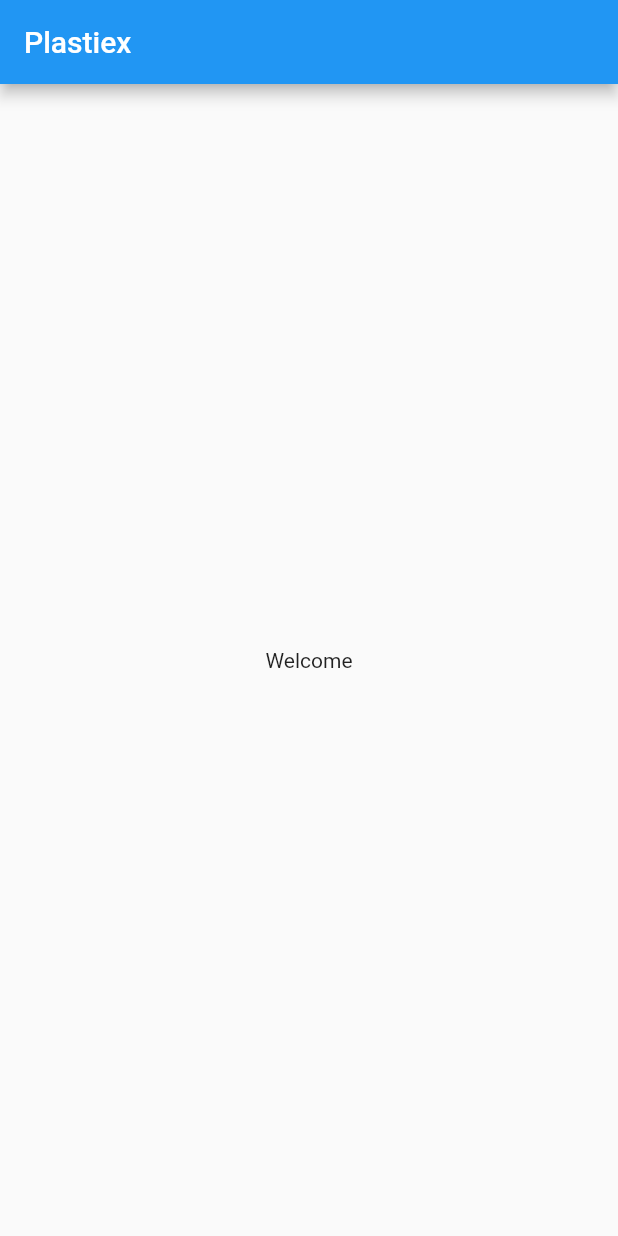
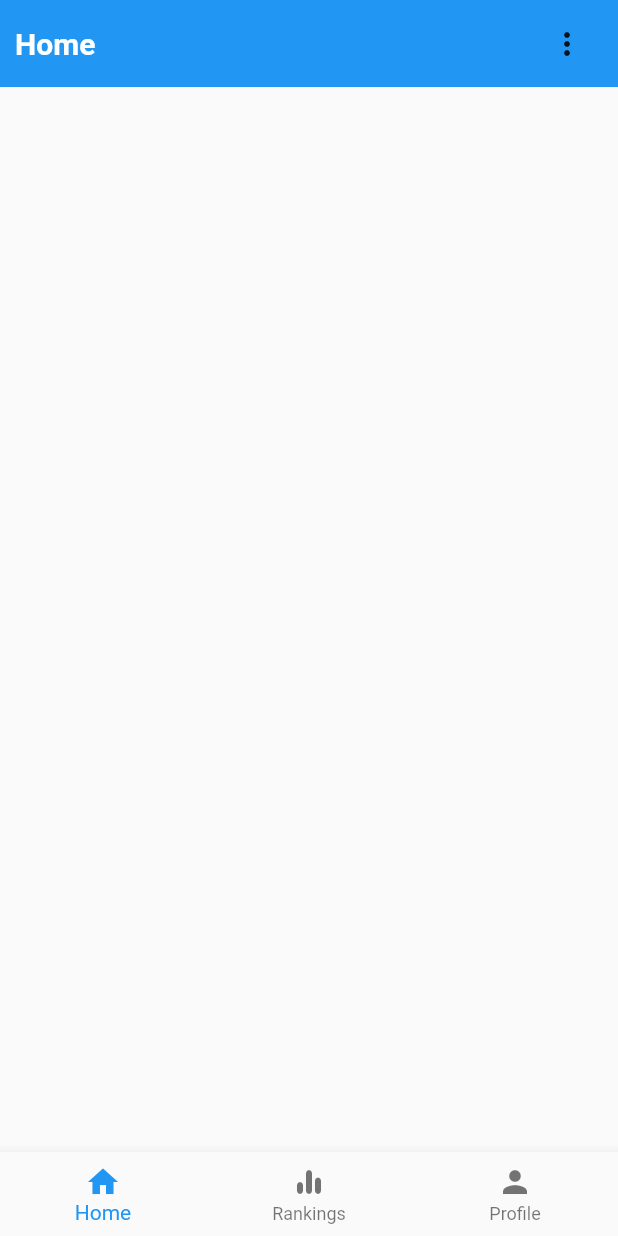
Before and after one commit to codemicah/plastiex, a Flutter app: the screen it shows after launch, on a phone screen of 412 x 824 dp. Run offline on Flutter 3.47's test engine with Material 2 defaults, Android fonts, the phone set to English and light mode, and no system bars.

Commit message:
Added home screen layout and updated folder structure

```diff
--- a/lib/main.dart
+++ b/lib/main.dart
@@ -1,4 +1,5 @@
 import 'package:flutter/material.dart';
+import 'package:plastiex/screens/wrapper.dart';
 
 void main() {
   runApp(PlastiexApp());
@@ -7,15 +8,6 @@ void main() {
 class PlastiexApp extends StatelessWidget {
   @override
   Widget build(BuildContext context) {
-    return MaterialApp(
-        debugShowCheckedModeBanner: false,
-        home: Scaffold(
-          appBar: AppBar(
-            title: Text('Plastiex'),
-          ),
-          body: Center(
-            child: Text('Welcome'),
-          ),
-        ));
+    return MaterialApp(debugShowCheckedModeBanner: false, home: Wrapper());
   }
 }
--- /dev/null
+++ b/lib/screens/home/home.dart
@@ -0,0 +1,67 @@
+import 'package:flutter/material.dart';
+import 'package:flutter/material.dart';
+import 'package:plastiex/screens/home/profile.dart';
+import 'package:plastiex/ui/appbar.dart';
+import 'package:plastiex/ui/colors.dart';
+
+class Home extends StatelessWidget {
+  final ValueNotifier _selectedIndex = ValueNotifier<int>(0);
+
+  void _onItemTapped(int index) {
+    _selectedIndex.value = index;
+  }
+
+  final List<Widget> _widgetOptions = [
+    Column(
+      children: [
+        CustomAppBar(
+          title: 'Home',
+          color: Colors.blue,
+          items: [
+            PopupMenuButton(
+                padding: EdgeInsets.zero,
+                itemBuilder: (context) => [
+                      PopupMenuItem(
+                        child: Text("Settings"),
+                      )
+                    ])
+          ],
+        ),
+      ],
+    ),
+    Text('Rankings'),
+    Profile()
+  ];
+
+  @override
+  Widget build(BuildContext context) {
+    return ValueListenableBuilder(
+      valueListenable: _selectedIndex,
+      builder: (context, __, ___) => Scaffold(
+        body: Column(
+          children: [
+            _widgetOptions.elementAt(_selectedIndex.value),
+          ],
+        ),
+        bottomNavigationBar: BottomNavigationBar(
+          currentIndex: _selectedIndex.value,
+          onTap: _onItemTapped,
+          items: [
+            BottomNavigationBarItem(
+              icon: Icon(Icons.home),
+              label: 'Home',
+            ),
+            BottomNavigationBarItem(
+              icon: Icon(Icons.equalizer_rounded),
+              label: 'Rankings',
+            ),
+            BottomNavigationBarItem(
+              icon: Icon(Icons.person),
+              label: 'Profile',
+            )
+          ],
+        ),
+      ),
+    );
+  }
+}
--- /dev/null
+++ b/lib/screens/home/profile.dart
@@ -0,0 +1,32 @@
+import 'package:flutter/material.dart';
+import 'package:plastiex/ui/appbar.dart';
+import 'package:plastiex/ui/colors.dart';
+
+class Profile extends StatelessWidget {
+  @override
+  Widget build(BuildContext context) {
+    return Container(
+      child: Column(
+        crossAxisAlignment: CrossAxisAlignment.stretch,
+        children: [
+          CustomAppBar(
+            title: "Profile",
+            color: shallowGreen,
+          ),
+          Container(
+            padding: EdgeInsets.symmetric(horizontal: 10.0, vertical: 20.0),
+            decoration: BoxDecoration(
+              color: shallowGreen,
+              borderRadius: BorderRadius.only(
+                  bottomLeft: Radius.circular(100),
+                  bottomRight: Radius.circular(100)),
+            ),
+            child: CircleAvatar(
+              radius: 40,
+            ),
+          )
+        ],
+      ),
+    );
+  }
+}
--- /dev/null
+++ b/lib/screens/wrapper.dart
@@ -0,0 +1,9 @@
+import 'package:flutter/material.dart';
+import 'package:plastiex/screens/home/home.dart';
+
+class Wrapper extends StatelessWidget {
+  @override
+  Widget build(BuildContext context) {
+    return Home();
+  }
+}
--- /dev/null
+++ b/lib/ui/appbar.dart
@@ -0,0 +1,41 @@
+import 'package:flutter/material.dart';
+import 'package:plastiex/ui/colors.dart';
+
+class CustomAppBar extends StatelessWidget {
+  final Color color;
+  final String title;
+  final List<Widget> items;
+
+  CustomAppBar({this.title, this.color, this.items = const []});
+
+  @override
+  Widget build(BuildContext context) {
+    List<Widget> _appBarItems = [
+      Text(
+        title,
+        style: TextStyle(
+          fontWeight: FontWeight.bold,
+          fontSize: 20,
+          color: white,
+        ),
+      ),
+    ];
+
+    for (int i = 0; i < items.length; i++) {
+      _appBarItems.add(items[i]);
+    }
+
+    return Container(
+        color: color,
+        padding: EdgeInsets.symmetric(
+          horizontal: 10.0,
+          vertical: 5.0,
+        ),
+        child: SafeArea(
+          child: Row(
+            mainAxisAlignment: MainAxisAlignment.spaceBetween,
+            children: _appBarItems,
+          ),
+        ));
+  }
+}
--- /dev/null
+++ b/lib/ui/colors.dart
@@ -0,0 +1,4 @@
+import 'package:flutter/material.dart';
+
+Color shallowGreen = Colors.green[300];
+Color white = Colors.white;
```
Also changed, not shown: lib/ui/theme.dart (added).
